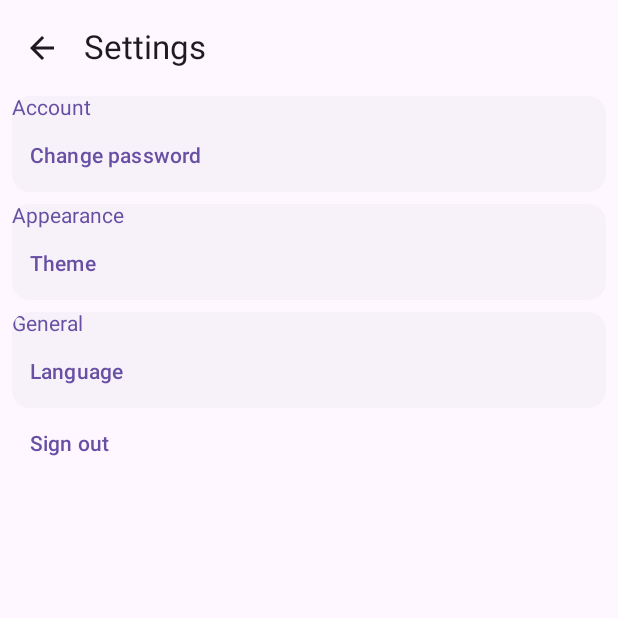
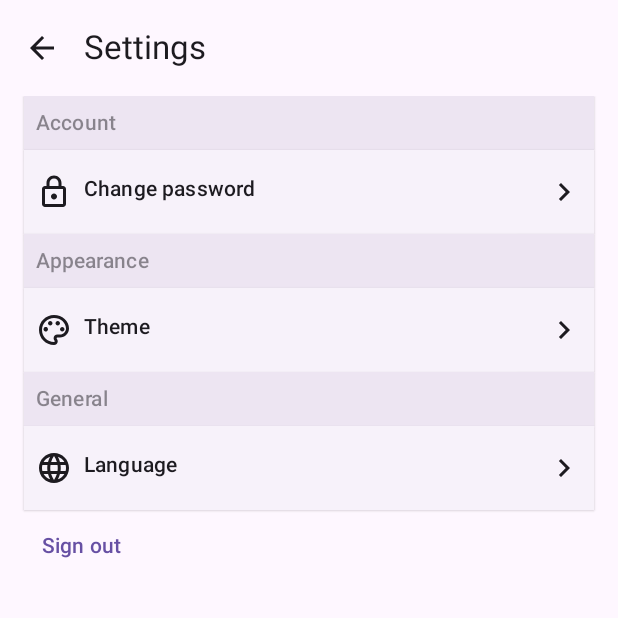
Before and after one commit to Yotfr/RandomCats, an Android app built with Jetpack Compose: the composable SettingsScreen shown on its own in the app's theme, on a phone screen of 412 x 824 dp, the top half of it. Run offline under Robolectric (Android 15) with nearby library versions, the phone set to English and light mode, and no system bars; our stand-ins replace Dagger/Hilt's generated code; 3 statements that could not run were skipped.

Commit message:
Settings screen styling

```diff
--- a/app/src/main/java/com/yotfr/randomcats/presentation/navigation/home/settings/SettingsNavGraph.kt
+++ b/app/src/main/java/com/yotfr/randomcats/presentation/navigation/home/settings/SettingsNavGraph.kt
@@ -14,19 +14,23 @@ fun NavGraphBuilder.settingsNavGraph(navController: NavHostController) {
     navigation(
         route = RootGraph.SETTINGS,
         startDestination = SettingsScreenRoute.SettingsRoute.screen_route
-    ){
+    ) {
         composable(
             route = SettingsScreenRoute.SettingsRoute.screen_route
-        ){
+        ) {
             SettingsScreen(
-                navigateToAuth = {  },
-                navigateToThemeScreen = {navController.navigate(SettingsScreenRoute.SettingsThemeRoute.screen_route) },
+                navigateToAuth = {
+                    navController.navigate(RootGraph.AUTH) {
+                        popUpTo(RootGraph.ROOT)
+                    }
+                },
+                navigateToThemeScreen = { navController.navigate(SettingsScreenRoute.SettingsThemeRoute.screen_route) },
                 goBack = { navController.popBackStack() }
             )
         }
         composable(
             route = SettingsScreenRoute.SettingsThemeRoute.screen_route
-        ){
+        ) {
             SettingsThemeScreen(
                 goBack = {
                     navController.popBackStack()
--- a/app/src/main/java/com/yotfr/randomcats/presentation/screens/settings/SettingsScreen.kt
+++ b/app/src/main/java/com/yotfr/randomcats/presentation/screens/settings/SettingsScreen.kt
@@ -1,12 +1,17 @@
 package com.yotfr.randomcats.presentation.screens.settings
 
+import androidx.compose.foundation.background
+import androidx.compose.foundation.clickable
 import androidx.compose.foundation.layout.*
 import androidx.compose.material.icons.Icons
-import androidx.compose.material.icons.outlined.ArrowBack
+import androidx.compose.material.icons.outlined.*
 import androidx.compose.material3.*
 import androidx.compose.runtime.Composable
 import androidx.compose.runtime.LaunchedEffect
 import androidx.compose.ui.Modifier
+import androidx.compose.ui.draw.alpha
+import androidx.compose.ui.graphics.RectangleShape
+import androidx.compose.ui.graphics.vector.ImageVector
 import androidx.compose.ui.platform.LocalLifecycleOwner
 import androidx.compose.ui.res.stringResource
 import androidx.compose.ui.unit.dp
@@ -22,14 +27,12 @@ import com.yotfr.randomcats.presentation.screens.settings.event.SettingsScreenEv
 fun SettingsScreen(
     viewModel: SettingsViewModel = hiltViewModel(),
     navigateToAuth: () -> Unit,
-    navigateToThemeScreen:() -> Unit,
+    navigateToThemeScreen: () -> Unit,
     goBack: () -> Unit
 ) {
-
     val event = viewModel.event
 
     val lifecycle = LocalLifecycleOwner.current.lifecycle
-
 
     Scaffold(
         topBar = {
@@ -46,42 +49,43 @@ fun SettingsScreen(
                 .fillMaxSize()
                 .padding(
                     top = it.calculateTopPadding(),
-                    start = 8.dp,
-                    end = 8.dp,
+                    start = 16.dp,
+                    end = 16.dp,
                     bottom = 8.dp
                 )
         ) {
             AccountSection(
                 modifier = Modifier.fillMaxWidth(),
                 accountTitleText = stringResource(id = R.string.account),
-                onChangePasswordClicked = {  },
-                changePasswordText = stringResource(id = R.string.change_password)
+                onChangePasswordClicked = { },
+                changePasswordText = stringResource(id = R.string.change_password),
+                changePasswordIcon = Icons.Outlined.Lock,
+                chevronForwardIcon = Icons.Outlined.ChevronRight
             )
-            Spacer(modifier = Modifier
-                .fillMaxWidth()
-                .height(8.dp))
             AppearanceSection(
                 modifier = Modifier.fillMaxWidth(),
                 appearanceTitleText = stringResource(id = R.string.appearance),
                 onThemeClicked = { viewModel.onEvent(SettingsEvent.ThemePressed) },
-                themeText = stringResource(id = R.string.theme)
+                themeText = stringResource(id = R.string.theme),
+                themeIcon = Icons.Outlined.Palette,
+                chevronForwardIcon = Icons.Outlined.ChevronRight
             )
-            Spacer(modifier = Modifier
-                .fillMaxWidth()
-                .height(8.dp))
             GeneralSection(
                 modifier = Modifier.fillMaxWidth(),
                 generalTitleText = stringResource(id = R.string.general),
-                onLanguageClicked = {  },
-                languageText = stringResource(id = R.string.language)
+                onLanguageClicked = { },
+                languageText = stringResource(id = R.string.language),
+                languageIcon = Icons.Outlined.Language,
+                chevronForwardIcon = Icons.Outlined.ChevronRight
             )
-            LogOutButton (
-                onLogoutClicked = {  },
+            LogOutButton(
+                onLogoutClicked = {
+                    viewModel.onEvent(SettingsEvent.SignOut)
+                },
                 logoutText = stringResource(id = R.string.sign_out)
             )
         }
     }
-
 
     LaunchedEffect(key1 = Unit) {
         lifecycle.repeatOnLifecycle(Lifecycle.State.STARTED) {
@@ -97,10 +101,7 @@ fun SettingsScreen(
             }
         }
     }
-
-
 }
-
 
 @OptIn(ExperimentalMaterial3Api::class)
 @Composable
@@ -132,17 +133,57 @@ fun AccountSection(
     modifier: Modifier,
     accountTitleText: String,
     onChangePasswordClicked: () -> Unit,
-    changePasswordText: String
+    changePasswordText: String,
+    changePasswordIcon: ImageVector,
+    chevronForwardIcon: ImageVector
 ) {
-    ElevatedCard(modifier = modifier) {
+    Column(modifier = modifier) {
+        ElevatedCard(
+            shape = RectangleShape,
+            colors = CardDefaults.elevatedCardColors(
+                containerColor = MaterialTheme.colorScheme.surfaceColorAtElevation(
+                    2.dp
+                )
+            )
+        ) {
             Text(
+                modifier = Modifier
+                    .fillMaxWidth()
+                    .alpha(0.5f)
+                    .background(
+                        color = MaterialTheme.colorScheme.surfaceVariant
+                    )
+                    .padding(horizontal = 8.dp, vertical = 8.dp),
                 text = accountTitleText,
-            color = MaterialTheme.colorScheme.primary
+                style = MaterialTheme.typography.titleSmall
             )
-        TextButton(
-            onClick = { onChangePasswordClicked() }
+        }
+        ElevatedCard(
+            shape = RectangleShape
         ) {
-            Text(text = changePasswordText)
+            Row(
+                modifier = Modifier
+                    .fillMaxWidth()
+                    .clickable {
+                        onChangePasswordClicked()
+                    }
+                    .padding(horizontal = 8.dp, vertical = 16.dp)
+            ) {
+                Icon(
+                    imageVector = changePasswordIcon,
+                    contentDescription = changePasswordText
+                )
+                Spacer(modifier = Modifier.width(8.dp))
+                Text(
+                    modifier = Modifier.weight(1f),
+                    text = changePasswordText,
+                    style = MaterialTheme.typography.titleSmall
+                )
+                Icon(
+                    imageVector = chevronForwardIcon,
+                    contentDescription = changePasswordText
+                )
+            }
         }
     }
 }
@@ -152,17 +193,57 @@ fun AppearanceSection(
     modifier: Modifier,
     appearanceTitleText: String,
     onThemeClicked: () -> Unit,
-    themeText: String
+    themeText: String,
+    themeIcon: ImageVector,
+    chevronForwardIcon: ImageVector
 ) {
-    ElevatedCard(modifier = modifier) {
+    Column(modifier = modifier) {
+        ElevatedCard(
+            shape = RectangleShape,
+            colors = CardDefaults.elevatedCardColors(
+                containerColor = MaterialTheme.colorScheme.surfaceColorAtElevation(
+                    2.dp
+                )
+            )
+        ) {
             Text(
+                modifier = Modifier
+                    .fillMaxWidth()
+                    .alpha(0.5f)
+                    .background(
+                        color = MaterialTheme.colorScheme.surfaceVariant
+                    )
+                    .padding(horizontal = 8.dp, vertical = 8.dp),
                 text = appearanceTitleText,
-            color = MaterialTheme.colorScheme.primary
+                style = MaterialTheme.typography.titleSmall
             )
-        TextButton(
-            onClick = { onThemeClicked() }
+        }
+        ElevatedCard(
+            shape = RectangleShape
         ) {
-            Text(text = themeText)
+            Row(
+                modifier = Modifier
+                    .fillMaxWidth()
+                    .clickable {
+                        onThemeClicked()
+                    }
+                    .padding(horizontal = 8.dp, vertical = 16.dp)
+            ) {
+                Icon(
+                    imageVector = themeIcon,
+                    contentDescription = themeText
+                )
+                Spacer(modifier = Modifier.width(8.dp))
+                Text(
+                    modifier = Modifier.weight(1f),
+                    text = themeText,
+                    style = MaterialTheme.typography.titleSmall
+                )
+                Icon(
+                    imageVector = chevronForwardIcon,
+                    contentDescription = themeText
+                )
+            }
         }
     }
 }
@@ -172,17 +253,57 @@ fun GeneralSection(
     modifier: Modifier,
     generalTitleText: String,
     onLanguageClicked: () -> Unit,
-    languageText: String
+    languageText: String,
+    languageIcon: ImageVector,
+    chevronForwardIcon: ImageVector
 ) {
-    ElevatedCard(modifier = modifier) {
+    Column(modifier = modifier) {
+        ElevatedCard(
+            shape = RectangleShape,
+            colors = CardDefaults.elevatedCardColors(
+                containerColor = MaterialTheme.colorScheme.surfaceColorAtElevation(
+                    2.dp
+                )
+            )
+        ) {
             Text(
+                modifier = Modifier
+                    .fillMaxWidth()
+                    .alpha(0.5f)
+                    .background(
+                        color = MaterialTheme.colorScheme.surfaceVariant
+                    )
+                    .padding(horizontal = 8.dp, vertical = 8.dp),
                 text = generalTitleText,
-            color = MaterialTheme.colorScheme.primary
+                style = MaterialTheme.typography.titleSmall
             )
-        TextButton(
-            onClick = { onLanguageClicked() }
+        }
+        ElevatedCard(
+            shape = RectangleShape
         ) {
-            Text(text = languageText)
+            Row(
+                modifier = Modifier
+                    .fillMaxWidth()
+                    .clickable {
+                        onLanguageClicked()
+                    }
+                    .padding(horizontal = 8.dp, vertical = 16.dp)
+            ) {
+                Icon(
+                    imageVector = languageIcon,
+                    contentDescription = languageText
+                )
+                Spacer(modifier = Modifier.width(8.dp))
+                Text(
+                    modifier = Modifier.weight(1f),
+                    text = languageText,
+                    style = MaterialTheme.typography.titleSmall
+                )
+                Icon(
+                    imageVector = chevronForwardIcon,
+                    contentDescription = languageText
+                )
+            }
         }
     }
 }
--- a/app/src/main/java/com/yotfr/randomcats/presentation/screens/settings/SettingsViewModel.kt
+++ b/app/src/main/java/com/yotfr/randomcats/presentation/screens/settings/SettingsViewModel.kt
@@ -2,11 +2,13 @@ package com.yotfr.randomcats.presentation.screens.settings
 
 import androidx.lifecycle.ViewModel
 import androidx.lifecycle.viewModelScope
+import com.yotfr.randomcats.domain.model.Response
 import com.yotfr.randomcats.domain.use_case.users.UserUseCases
 import com.yotfr.randomcats.presentation.screens.settings.event.SettingsEvent
 import com.yotfr.randomcats.presentation.screens.settings.event.SettingsScreenEvent
 import dagger.hilt.android.lifecycle.HiltViewModel
 import kotlinx.coroutines.channels.Channel
+import kotlinx.coroutines.flow.collectLatest
 import kotlinx.coroutines.flow.receiveAsFlow
 import kotlinx.coroutines.launch
 import javax.inject.Inject
@@ -14,13 +16,13 @@ import javax.inject.Inject
 @HiltViewModel
 class SettingsViewModel @Inject constructor(
     private val userUseCases: UserUseCases
-):ViewModel(){
+) : ViewModel() {
 
     private val _event = Channel<SettingsScreenEvent>()
     val event = _event.receiveAsFlow()
 
-    fun onEvent(event:SettingsEvent) {
-        when(event) {
+    fun onEvent(event: SettingsEvent) {
+        when (event) {
             SettingsEvent.SignOut -> {
                 signOut()
             }
@@ -30,15 +32,28 @@ class SettingsViewModel @Inject constructor(
         }
     }
 
-    private fun signOut(){
-        sendUiEvent(SettingsScreenEvent.NavigateToAuth)
+    private fun signOut() {
+        viewModelScope.launch {
+            userUseCases.signOutUseCase().collectLatest { result ->
+                when (result) {
+                    is Response.Success -> {
+                        sendUiEvent(SettingsScreenEvent.NavigateToAuth)
+                    }
+                    is Response.Exception -> {
+                        // TODO
+                    }
+                    else -> {
+                    }
+                }
+            }
+        }
     }
 
-    private fun navigateToThemeScreen(){
-       sendUiEvent(SettingsScreenEvent.NavigateToThemeScreen)
+    private fun navigateToThemeScreen() {
+        sendUiEvent(SettingsScreenEvent.NavigateToThemeScreen)
     }
 
-    private fun sendUiEvent(uiEvent:SettingsScreenEvent){
+    private fun sendUiEvent(uiEvent: SettingsScreenEvent) {
         viewModelScope.launch {
             _event.send(uiEvent)
         }
```
Lines whose indentation alone changed are shown as unchanged.
